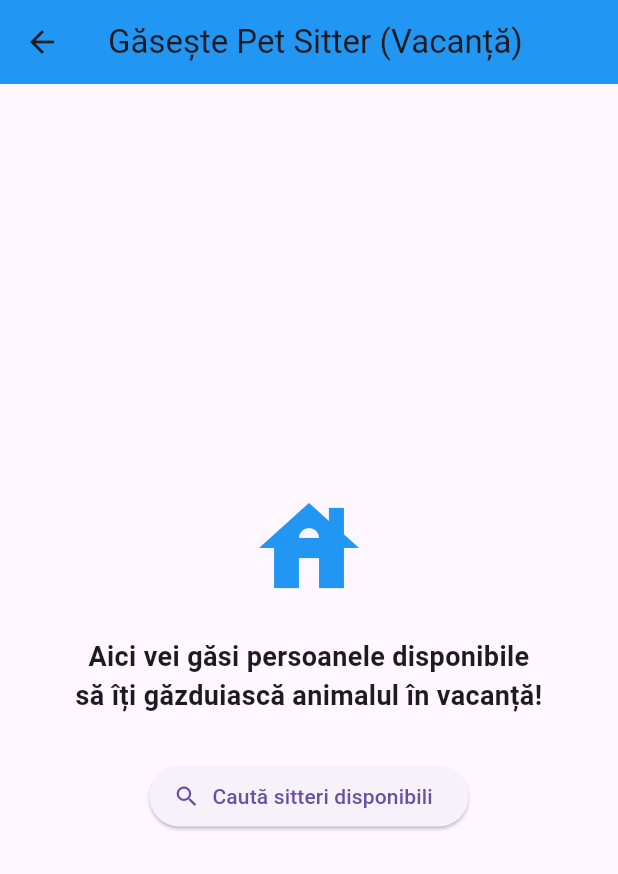
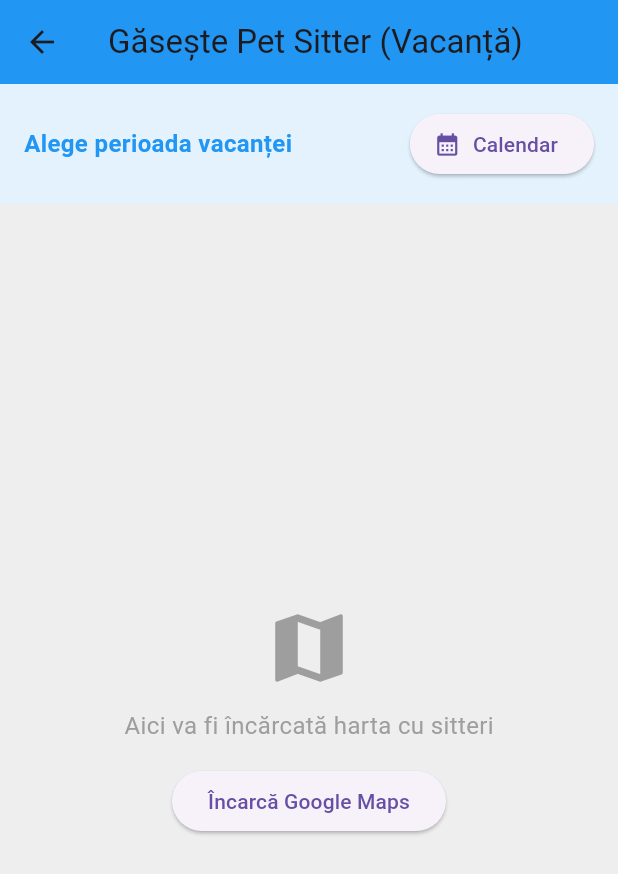
Before and after one commit to bogdanbadea2011-cmd/paws_now, a Flutter app: the PetSitterScreen screen opened directly, on a phone screen of 412 x 824 dp. Shown: the top 874 px of the screen. Run offline on Flutter 3.47's test engine with Material 3 defaults, Android fonts, the phone set to English and light mode, and no system bars; our stand-ins replace flutter_credit_card, google_maps_flutter.

Commit message:
salvare ecran pet sitter

```diff
--- a/lib/pet_sitter_screen.dart
+++ b/lib/pet_sitter_screen.dart
@@ -1,13 +1,31 @@
 import 'package:flutter/material.dart';
 
 class PetSitterScreen extends StatefulWidget {
-const PetSitterScreen({super.key});
+  const PetSitterScreen({super.key});
 
   @override
   State<PetSitterScreen> createState() => _PetSitterScreenState();
 }
 
 class _PetSitterScreenState extends State<PetSitterScreen> {
+  DateTimeRange? _selectedDateRange;
+
+  // Funcție care deschide calendarul pentru selectarea perioadei de vacanță
+  Future<void> _selectDateRange(BuildContext context) async {
+    final DateTimeRange? picked = await showDateRangePicker(
+      context: context,
+      firstDate: DateTime.now(),
+      lastDate: DateTime.now().add(const Duration(days: 365)),
+      currentDate: DateTime.now(),
+      saveText: 'Selectează',
+    );
+    if (picked != null && picked != _selectedDateRange) {
+      setState(() {
+        _selectedDateRange = picked;
+      });
+    }
+  }
+
   @override
   Widget build(BuildContext context) {
     return Scaffold(
@@ -15,27 +33,58 @@ class _PetSitterScreenState extends State<PetSitterScreen> {
         title: const Text('Găsește Pet Sitter (Vacanță)'),
         backgroundColor: Colors.blue,
       ),
-      body: Center(
-        child: Column(
-          mainAxisAlignment: MainAxisAlignment.center,
-          children: [
-            const Icon(Icons.house, size: 80, color: Colors.blue),
-            const SizedBox(height: 20),
-            const Text(
-              'Aici vei găsi persoanele disponibile\nsă îți găzduiască animalul în vacanță!',
-              textAlign: TextAlign.center,
-              style: TextStyle(fontSize: 18, fontWeight: FontWeight.bold),
+      body: Column(
+        children: [
+          // 📅 ZONA 1: Selectorul pentru perioada vacanței
+          Container(
+            padding: const EdgeInsets.all(16.0),
+            color: Colors.blue.shade50,
+            child: Row(
+              children: [
+                Expanded(
+                  child: Text(
+                    _selectedDateRange == null
+                        ? 'Alege perioada vacanței'
+                        : 'Perioadă: ${_selectedDateRange!.start.day}/${_selectedDateRange!.start.month} - ${_selectedDateRange!.end.day}/${_selectedDateRange!.end.month}',
+                    style: const TextStyle(fontSize: 16, fontWeight: FontWeight.bold, color: Colors.blue),
+                  ),
+                ),
+                ElevatedButton.icon(
+                  onPressed: () => _selectDateRange(context),
+                  icon: const Icon(Icons.calendar_month),
+                  label: const Text('Calendar'),
+                ),
+              ],
             ),
-            const SizedBox(height: 30),
-            ElevatedButton.icon(
-              onPressed: () {
-                // Loc pentru acțiune ulterioară
-              },
-              icon: const Icon(Icons.search),
-              label: const Text('Caută sitteri disponibili'),
+          ),
+
+          // 🗺️ ZONA 2: Locul unde vom afișa harta Google Maps
+          Expanded(
+            child: Container(
+              color: Colors.grey.shade200,
+              child: Center(
+                child: Column(
+                  mainAxisAlignment: MainAxisAlignment.center,
+                  children: [
+                    const Icon(Icons.map, size: 60, color: Colors.grey),
+                    const SizedBox(height: 10),
+                    const Text(
+                      'Aici va fi încărcată harta cu sitteri',
+                      style: TextStyle(color: Colors.grey, fontSize: 16),
+                    ),
+                    const SizedBox(height: 15),
+                    ElevatedButton(
+                      onPressed: () {
+                        // Aici vom conecta Widget-ul tău existent de Google Maps
+                      },
+                      child: const Text('Încarcă Google Maps'),
+                    ),
+                  ],
+                ),
+              ),
             ),
-          ],
-        ),
+          ),
+        ],
       ),
     );
   }
```
